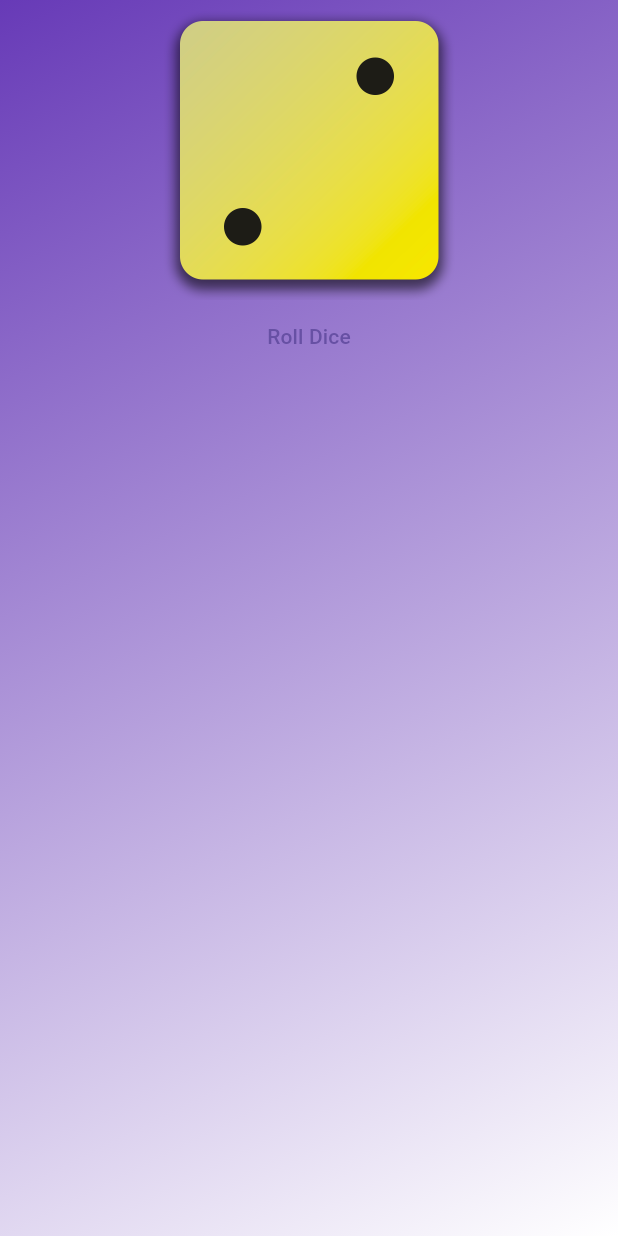
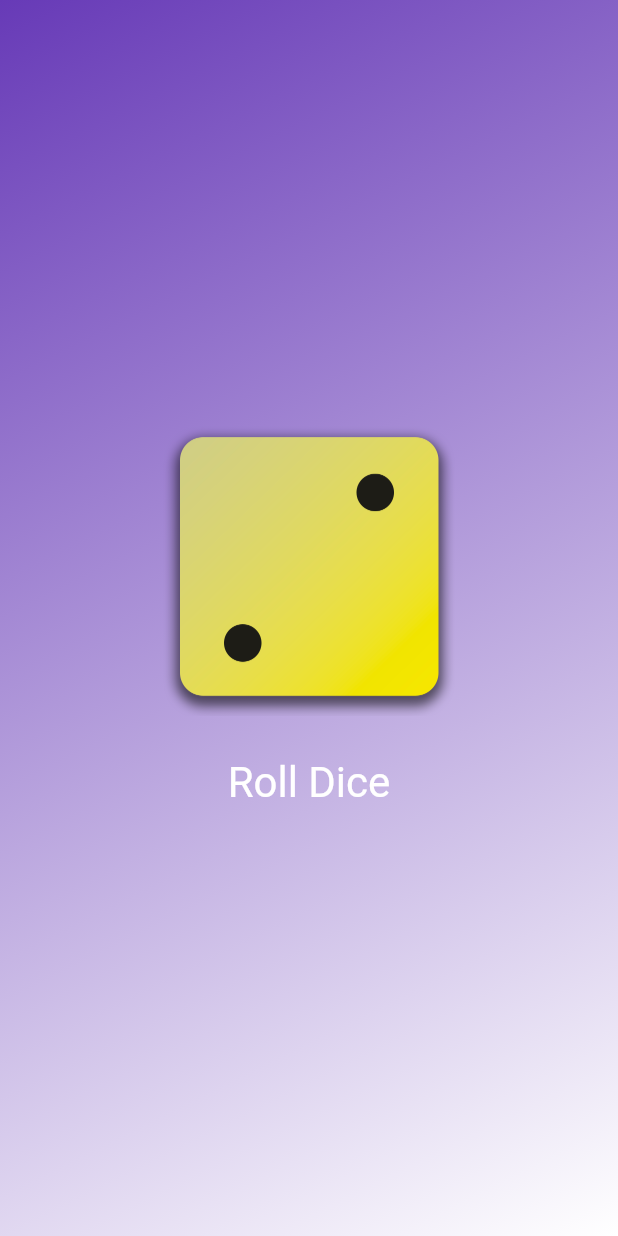
Before and after one commit to SharifAkram/firstapp, a Flutter app: the screen it shows after launch, on a phone screen of 412 x 824 dp. Run offline on Flutter 3.47's test engine with Material 3 defaults, Android fonts, the phone set to English and light mode, and no system bars.

Commit message:
add padding and changed button style on gradient_container.dart

```diff
--- a/lib/gradient_container.dart
+++ b/lib/gradient_container.dart
@@ -27,13 +27,24 @@ class GradientContainer extends StatelessWidget {
       ),
       child: Center(
         child: Column(
+          mainAxisSize: MainAxisSize.min,
           children: [
             Image.asset(
               'assets/images/dice-2.png',
               width: 200,
             ),
+            const SizedBox(height: 20),
             TextButton(
               onPressed: rollDice,
+              style: TextButton.styleFrom(
+                // padding: const EdgeInsets.only(
+                //   top: 20,
+                // ),
+                foregroundColor: Colors.white,
+                textStyle: const TextStyle(
+                  fontSize: 28,
+                ),
+              ),
               child: const Text('Roll Dice'),
             )
           ],
```
